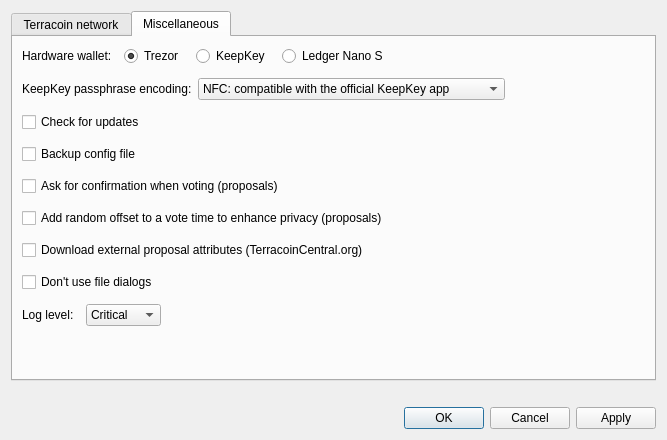
Before: the Qt Designer form src/ui/ui_config_dlg.ui in mygirl8893/crown-masternode-tool, drawn with Qt 5.
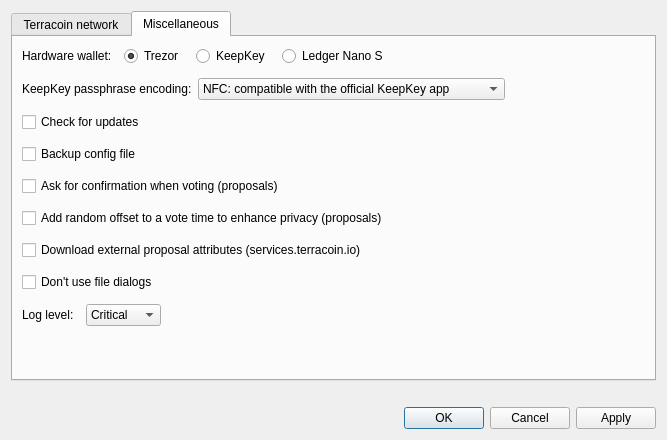
After: the same form once the commit is applied.

Commit message: Hopefully the last of the renames

Diff of the .ui file:
```diff
--- a/src/ui/ui_config_dlg.ui
+++ b/src/ui/ui_config_dlg.ui
@@ -442,7 +442,7 @@
        <item>
         <widget class="QCheckBox" name="chbDownloadProposalExternalData">
          <property name="text">
-          <string>Download external proposal attributes (TerracoinCentral.org)</string>
+          <string>Download external proposal attributes (services.terracoin.io)</string>
          </property>
         </widget>
        </item>
```
The commit also changes 2 other files.
